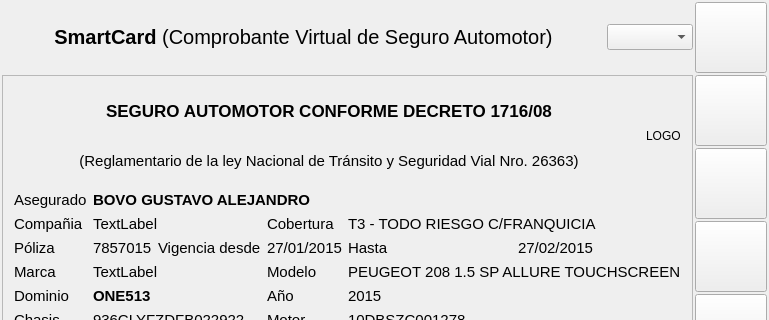
Old version of the form dominioAsegurado/mainwindow.ui in the repository diegowald/dominioSeguro; both pictures show x 0 to 769 and y 0 to 320 of the 769 by 477 pixel window.
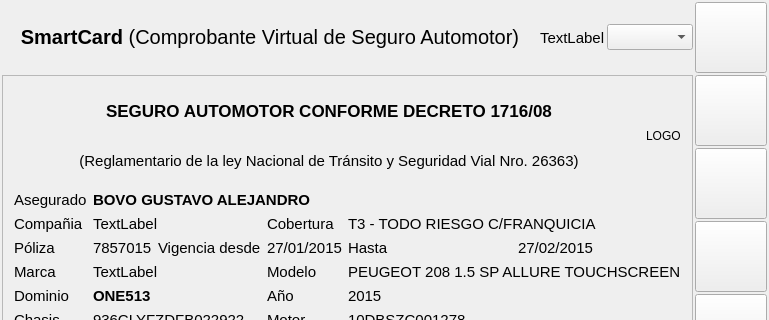
New version of the form. Icons and pictures are not drawn.

Commit message: Correccion bugs, y mejoras en funcionamiento, ya devuelve el nombre del asegurado, y tambien se agrego un spinner.

Patch:
```diff
--- a/dominioAsegurado/mainwindow.ui
+++ b/dominioAsegurado/mainwindow.ui
@@ -67,6 +67,13 @@
         </property>
        </widget>
       </item>
+      <item>
+       <widget class="QLabel" name="lblSpinner">
+        <property name="text">
+         <string>TextLabel</string>
+        </property>
+       </widget>
+      </item>
       <item>
        <layout class="QHBoxLayout" name="horizontalLayout_3">
         <property name="spacing">
```
The commit also changes 13 other files.
